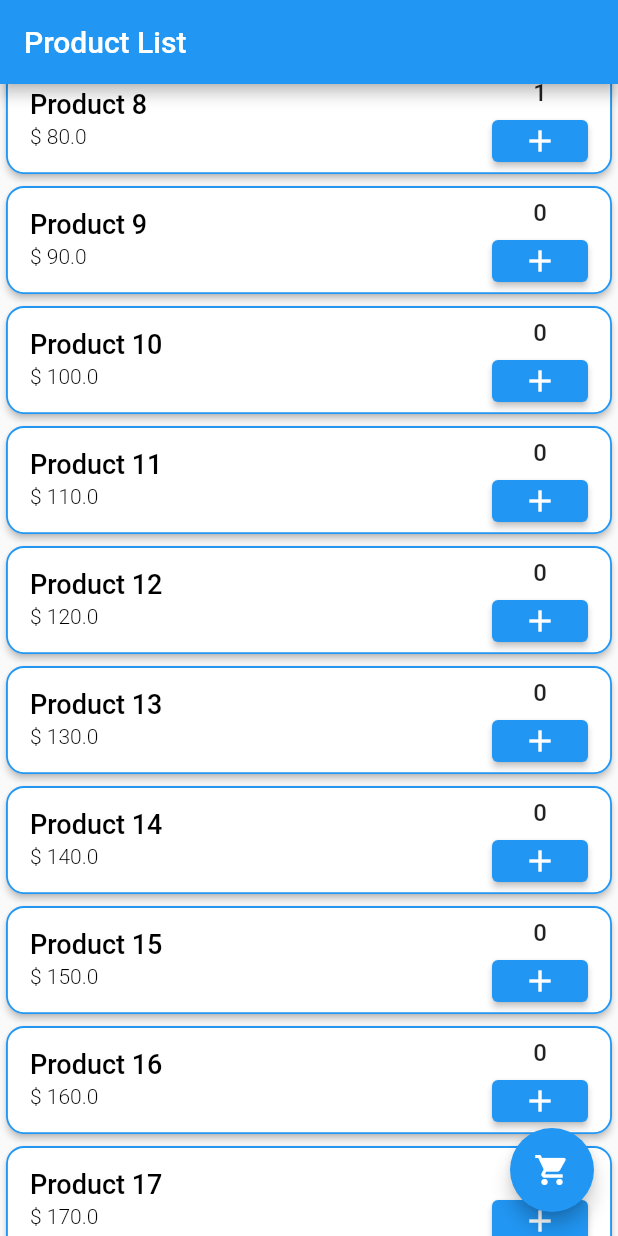
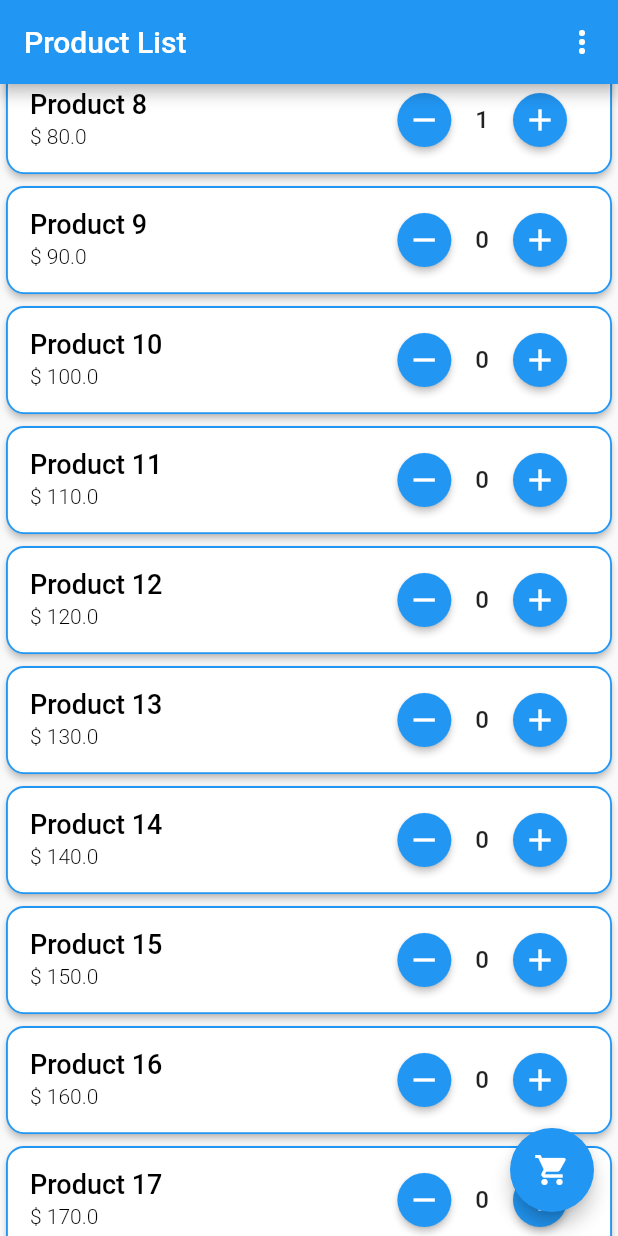
Before and after one commit to nbakh16/shopping_cart_flutter, a Flutter app: the screen it shows after launch, scrolled down 576 dp, after a tap on the "add" icon, on a phone screen of 412 x 824 dp. Run offline on Flutter 3.47's test engine with Material 2 defaults, Android fonts, the phone set to English and light mode, and no system bars.

Commit message:
product list view re-designed

```diff
--- a/lib/view/product_list_view.dart
+++ b/lib/view/product_list_view.dart
@@ -12,17 +12,17 @@ class ProductListView extends StatefulWidget {
 
 class _ProductListViewState extends State<ProductListView> {
 
-  List<Product> product = [];
+  List<Product> products = [];
 
-  void initializeProduct() {
-    for (int i = 1; i <= 40; i++) {
-      product.add(Product(name: 'Product $i', price: i * 10));
+  void initializeDummyProducts() {
+    for (int i=1; i<=25; i++) {
+      products.add(Product(name: 'Product $i', price: i*10));
     }
   }
 
   @override
   void initState() {
-    initializeProduct();
+    initializeDummyProducts();
     super.initState();
   }
 
@@ -31,10 +31,16 @@ class _ProductListViewState extends State<ProductListView> {
     return Scaffold(
       appBar: AppBar(
         title: const Text('Product List'),
+        actions: [
+          IconButton(
+              onPressed: (){},
+              icon: Icon(Icons.more_vert)
+          )
+        ],
       ),
       body: ListView.builder(
           physics: const BouncingScrollPhysics(),
-        itemCount: product.length,
+          itemCount: products.length,
           itemBuilder: (context, index) {
             return Card(
               shape: RoundedRectangleBorder(
@@ -46,60 +52,59 @@ class _ProductListViewState extends State<ProductListView> {
               ),
               elevation: 2,
               child: ListTile(
-              title: Text(product[index].name.toString(),
-                style: const TextStyle(
+                title: Text(products[index].name.toString(),
+                  style: TextStyle(
                       fontSize: 18,
                       fontWeight: FontWeight.w500,
                       color: Colors.black
                   ),
                 ),
-              subtitle: Text('\$ ${product[index].price}',
-                style: const TextStyle(
+                subtitle: Text('\$ ${products[index].price}',
+                  style: TextStyle(
                       fontSize: 14,
                       fontWeight: FontWeight.w300,
                       color: Colors.black
                   ),
                 ),
-              trailing: Column(
+                trailing: Row(
                   mainAxisSize: MainAxisSize.min,
                   children: [
-                  Expanded(
-                    child: Text(product[index].inCartCount.toString(),
-                      style: const TextStyle(
+                    ElevatedButton(
+                      onPressed: (){
+                        SnackBar snackBar = const SnackBar(
+                          content: Text('Cannot remove anymore!'),
+                          backgroundColor: Colors.redAccent,
+                        );
+                        setState(() {
+                          products[index].inCartCount > 0
+                              ? products[index].inCartCount--
+                              : ScaffoldMessenger.of(context)
+                              .showSnackBar(snackBar);
+                        });
+                      },
+                      child: Icon(Icons.remove),
+                      style: ElevatedButton.styleFrom(
+                          shape: CircleBorder()
+                      ),
+                    ),
+                    Padding(
+                      padding: const EdgeInsets.symmetric(horizontal: 2),
+                      child: Text(products[index].inCartCount.toString(),
+                        style: TextStyle(
                             fontSize: 16,
                             fontWeight: FontWeight.w500
                         ),
                       ),
                     ),
-                  Expanded(
-                    child: ElevatedButton(
+                    ElevatedButton(
                       onPressed: (){
                         setState(() {
-                          product[index].inCartCount++;
-
-                          if(product[index].inCartCount == 5) {
-                            showDialog(
-                              context: context,
-                              barrierDismissible: false,
-                              builder: (BuildContext context) {
-                                return AlertDialog(
-                                  title: const Text('Congratulations!'),
-                                  content: Text('You\'ve bought 5 ${product[index].name}!'),
-                                  actions: [
-                                    TextButton(
-                                      child: const Text('Ok'),
-                                      onPressed: () {
-                                        Navigator.of(context).pop();
-                                      },
-                                    ),
-                                  ],
-                                );
-                              },
-                            );
-                          }
+                          products[index].inCartCount++;
                         });
                       },
-                      child: const Icon(Icons.add),
+                      child: Icon(Icons.add),
+                      style: ElevatedButton.styleFrom(
+                          shape: CircleBorder()
                       ),
                     )
                   ],
@@ -111,8 +116,8 @@ class _ProductListViewState extends State<ProductListView> {
       floatingActionButton: FloatingActionButton(
         onPressed: (){
           int totalProductInCart = 0;
-          for (var i=0; i<product.length; i++){
-            totalProductInCart += product[i].inCartCount;
+          for (var i=0; i<products.length; i++){
+            totalProductInCart += products[i].inCartCount;
           }
 
           Navigator.push(
@@ -120,8 +125,8 @@ class _ProductListViewState extends State<ProductListView> {
             MaterialPageRoute(builder: (context) => CartView(totalProductInCart)),
           );
         },
+        child: Icon(Icons.shopping_cart),
         elevation: 5,
-        child: const Icon(Icons.shopping_cart),
       ),
     );
   }
```
Lines whose indentation alone changed are shown as unchanged.
